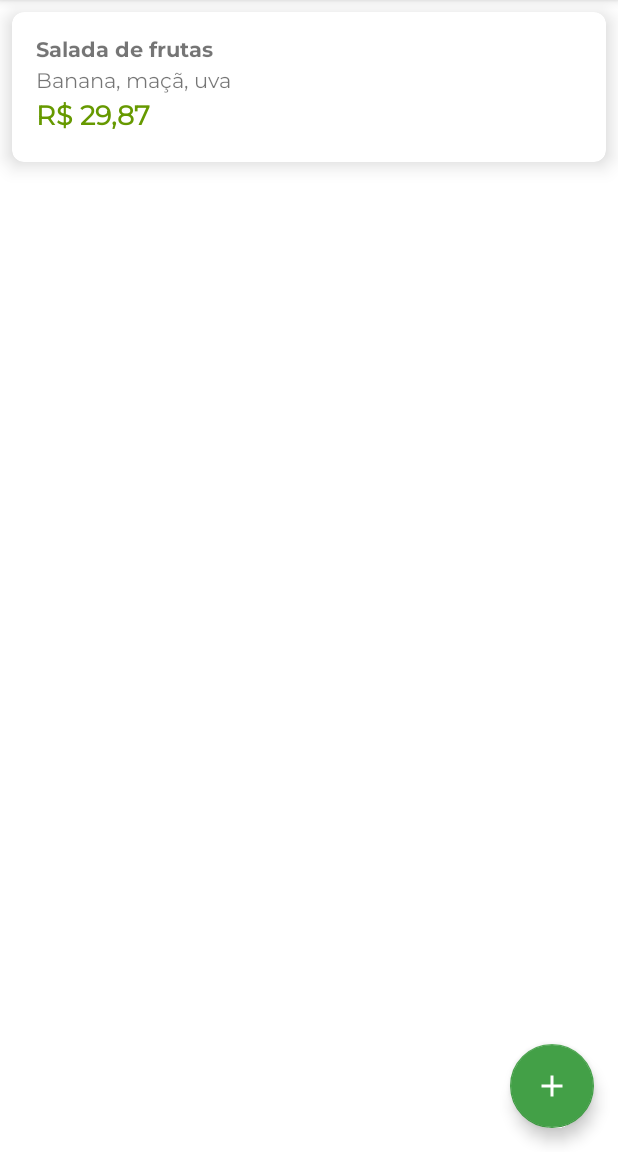
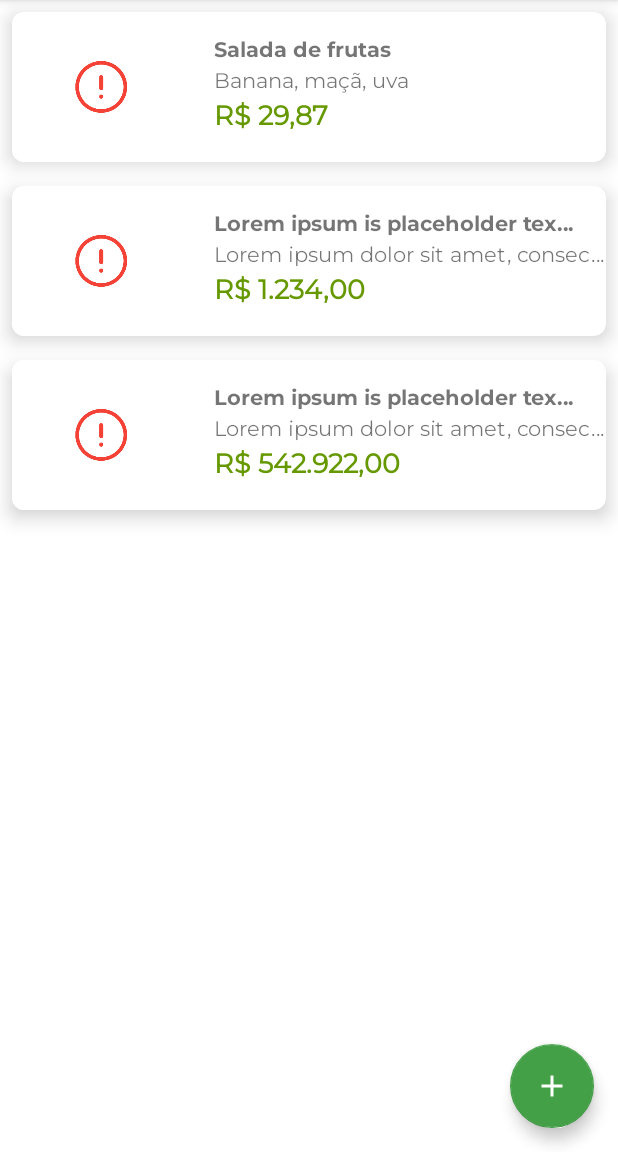
Before and after one commit to Pardiniii/Orgs, an Android app: the screen it shows after launch (ListaProdutosActivity), on a phone screen of 412 x 824 dp, the part 84-1236 px from its top. Run offline under Robolectric (Android 15) with nearby library versions, the phone set to English and light mode, and no system bars.

Commit message:
Implementando tela de detalhes dos produtos

```diff
--- a/app/build.gradle.kts
+++ b/app/build.gradle.kts
@@ -1,6 +1,7 @@
 plugins {
     alias(libs.plugins.android.application)
     alias(libs.plugins.kotlin.android)
+    id("kotlin-parcelize")
 }
 
 android {
--- a/app/src/main/java/com/gustavo/orgs/dao/ProdutosDAO.kt
+++ b/app/src/main/java/com/gustavo/orgs/dao/ProdutosDAO.kt
@@ -17,7 +17,21 @@ class ProdutosDAO {
         private val produtos = mutableListOf<Produto>(
             Produto("Salada de frutas",
                 "Banana, maçã, uva",
-                BigDecimal("29.87"))
+                BigDecimal("29.87"),
+                "https://tse3.mm.bing.net/th/id/OIP.oUqmnvd3VRF9zKsI1SWIOQHaE8?rs=1&pid=ImgDetMain"
+            ),
+            Produto(
+                "Lorem ipsum is placeholder text commonly used in the graphic, print, and publishing industries for previewing layouts and visual mockups.",
+                "Lorem ipsum dolor sit amet, consectetur adipiscing elit, sed do eiusmod tempor incididunt ut labore et dolore magna aliqua. Ut enim ad minim veniam, quis nostrud exercitation ullamco laboris nisi ut aliquip ex ea commodo consequat. Duis aute irure dolor in reprehenderit in voluptate velit esse cillum dolore eu fugiat nulla pariatur. Excepteur sint occaecat cupidatat non proident, sunt in culpa qui officia deserunt mollit anim id est laborum.",
+                BigDecimal("1234"),
+                "invalida"
+            ),
+            Produto(
+                "Lorem ipsum is placeholder text commonly used in the graphic, print, and publishing industries for previewing layouts and visual mockups.",
+                "Lorem ipsum dolor sit amet, consectetur adipiscing elit, sed do eiusmod tempor incididunt ut labore et dolore magna aliqua. Donec ultrices tincidunt arcu non sodales neque. Pulvinar elementum integer enim neque volutpat ac. Vitae tempus quam pellentesque nec nam. Habitant morbi tristique senectus et netus et malesuada. Semper quis lectus nulla at. Sed enim ut sem viverra. Sed lectus vestibulum mattis ullamcorper velit sed ullamcorper morbi tincidunt. Faucibus vitae aliquet nec ullamcorper sit amet risus nullam. Rhoncus urna neque viverra justo nec ultrices dui. Amet massa vitae tortor condimentum lacinia quis vel eros donec. Diam quis enim lobortis scelerisque fermentum dui faucibus in ornare. Eget velit aliquet sagittis id consectetur. Neque vitae tempus quam pellentesque nec nam aliquam. Scelerisque fermentum dui faucibus in ornare quam viverra. Pellentesque dignissim enim sit amet venenatis urna cursus eget nunc. Mattis nunc sed blandit libero volutpat sed cras ornare arcu. Est ante in nibh mauris. Morbi enim nunc faucibus a. Ut faucibus pulvinar elementum integer enim.",
+                BigDecimal("542922"),
+                "https://images.pexels.com/photos/46174/strawberries-berries-fruit-freshness-46174.jpeg"
+            )
         )
     }
 }
--- /dev/null
+++ b/app/src/main/java/com/gustavo/orgs/extensions/BigDecimalExtensions.kt
@@ -0,0 +1,11 @@
+package com.gustavo.orgs.extensions
+
+import java.math.BigDecimal
+import java.text.NumberFormat
+import java.util.*
+// função de extensão para reutilizar o código de formatação em diferentes pontos do código
+fun BigDecimal.formataParaMoedaBrasileira(): String {
+    val formatador: NumberFormat = NumberFormat
+        .getCurrencyInstance(Locale("pt", "br"))
+    return formatador.format(this)
+}
--- a/app/src/main/java/com/gustavo/orgs/extensions/ImageViewExtensions.kt
+++ b/app/src/main/java/com/gustavo/orgs/extensions/ImageViewExtensions.kt
@@ -4,9 +4,11 @@ import android.widget.ImageView
 import coil.load
 import com.gustavo.orgs.R
 
-fun ImageView.tentaCarregarImagem(url: String?){
+fun ImageView.tentaCarregarImagem(
+    url: String? = null,
+    fallback: Int = R.drawable.imagem_padrao){
     load(url){
-        fallback(R.drawable.erro)
+        fallback(fallback)
         error(R.drawable.erro)
         placeholder(R.drawable.placeholder)
     }
--- a/app/src/main/java/com/gustavo/orgs/model/Produto.kt
+++ b/app/src/main/java/com/gustavo/orgs/model/Produto.kt
@@ -1,12 +1,13 @@
 package com.gustavo.orgs.model
 
+import android.os.Parcelable
+import kotlinx.parcelize.Parcelize
 import java.math.BigDecimal
 
-class Produto(
+@Parcelize
+data class Produto(
     val nome : String,
     val desc : String,
     val valor : BigDecimal,
     val imagem : String? = null
-) {
-
-}
+) : Parcelable
--- /dev/null
+++ b/app/src/main/java/com/gustavo/orgs/ui/activity/ConstanteActivity.kt
@@ -0,0 +1,3 @@
+package com.gustavo.orgs.ui.activity
+
+const val CHAVE_PRODUTO = "produto"
--- a/app/src/main/java/com/gustavo/orgs/ui/recyclerview/adapter/ListaProdutosAdapter.kt
+++ b/app/src/main/java/com/gustavo/orgs/ui/recyclerview/adapter/ListaProdutosAdapter.kt
@@ -9,6 +9,7 @@ import androidx.recyclerview.widget.RecyclerView
 import coil.load
 import com.gustavo.orgs.R
 import com.gustavo.orgs.databinding.ProdutoItemBinding
+import com.gustavo.orgs.extensions.formataParaMoedaBrasileira
 import com.gustavo.orgs.extensions.tentaCarregarImagem
 import com.gustavo.orgs.model.Produto
 import java.text.NumberFormat
@@ -17,21 +18,34 @@ import java.util.Locale
 
 class ListaProdutosAdapter(
     private val context : Context,
-    produtos : List<Produto>
+    produtos : List<Produto>,
+    var quandoClicaNoItem: (produto: Produto) -> Unit = {}
 ) : RecyclerView.Adapter<ListaProdutosAdapter.ViewHolder>() {
 
     private val produtos = produtos.toMutableList()
 
-    class ViewHolder(private val binding: ProdutoItemBinding) :
+    inner class ViewHolder(private val binding: ProdutoItemBinding) :
         RecyclerView.ViewHolder(binding.root) {
+
+        private lateinit var produto: Produto
+        init {
+            // implementação do listener do adapter
+            itemView.setOnClickListener {
+                // verificação da existência de valores em property lateinit
+                if (::produto.isInitialized) {
+                    quandoClicaNoItem(produto)
+                }
+            }
+        }
+
         fun vincula(produto: Produto) {
+            this.produto = produto
             val nome = binding.nome
             nome.text = produto.nome
             val desc = binding.descricao
             desc.text = produto.desc
             val valor = binding.valor
-            val formatador: NumberFormat = NumberFormat.getCurrencyInstance(Locale("pt", "br"))
-            val valorFormatado = formatador.format(produto.valor)
+            val valorFormatado = produto.valor.formataParaMoedaBrasileira()
             valor.text = valorFormatado
 
             val visibilidade = if(produto.imagem != null){
--- /dev/null
+++ b/app/src/main/res/drawable/rounded_corners.xml
@@ -0,0 +1,5 @@
+<?xml version="1.0" encoding="utf-8"?>
+<shape xmlns:android="http://schemas.android.com/apk/res/android">
+    <solid android:color="@android:color/white"/>
+    <corners android:radius="25dp"/>
+</shape>
```
Also changed, not shown: app/src/main/AndroidManifest.xml (+8 -4 lines), app/src/main/java/com/gustavo/orgs/ui/activity/DetalhesProdutoActivity.kt (added, +41 -0 lines), app/src/main/java/com/gustavo/orgs/ui/activity/ListaProdutosActivity.kt (+11 -1 lines), app/src/main/res/layout/activity_detalhes_produto.xml (added, +72 -0 lines).
